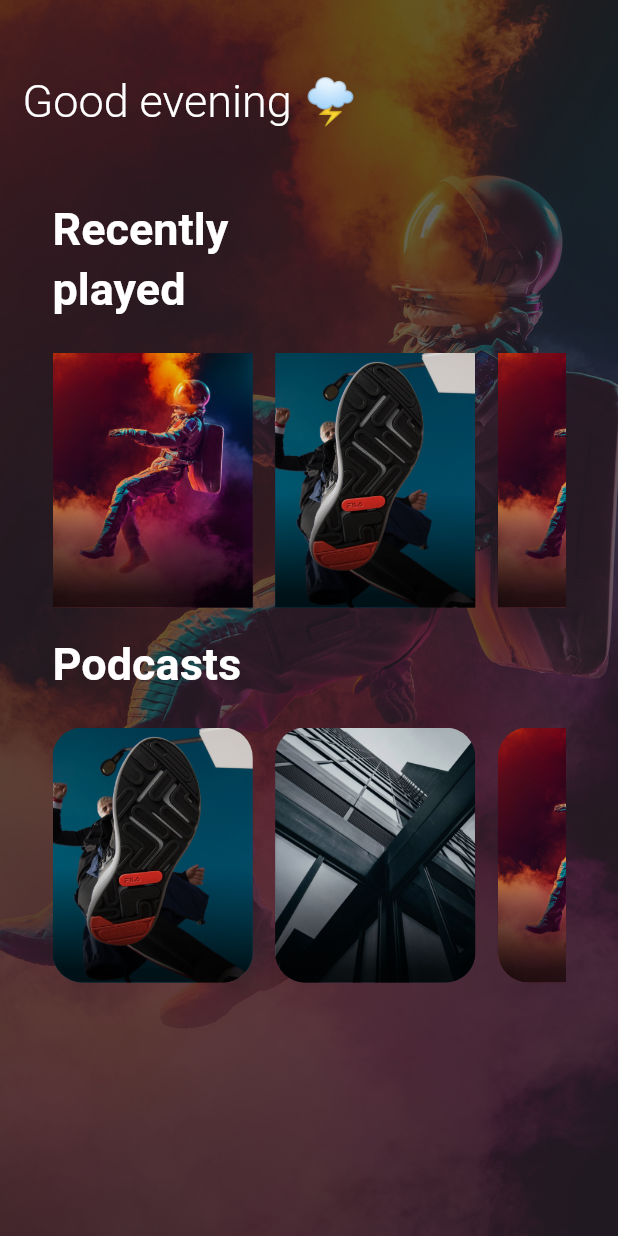
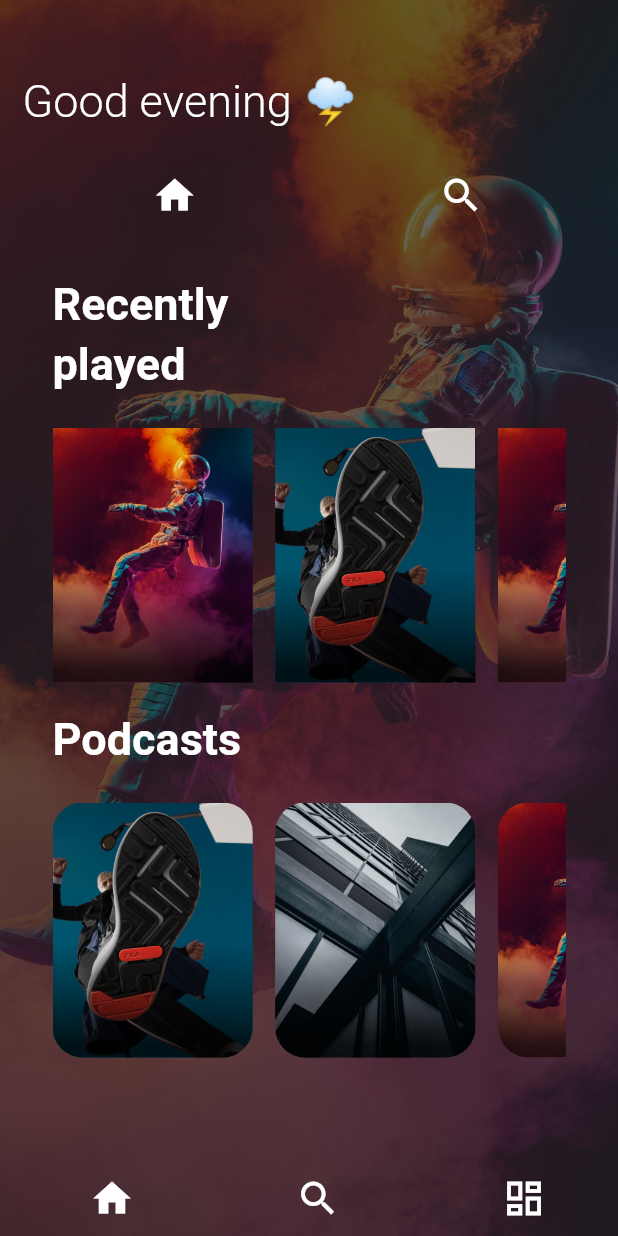
Before and after one commit to 4eug/Spotify-Redesign-Concept, a Flutter app: the screen it shows after launch, on a phone screen of 412 x 824 dp. Run offline on Flutter 3.47's test engine with Material 2 defaults, Android fonts, the phone set to English and light mode, and no system bars; our stand-ins replace page_transition.

Commit message:
Almost Done

```diff
--- a/lib/pages/home.dart
+++ b/lib/pages/home.dart
@@ -1,5 +1,7 @@
 import 'package:flutter/material.dart';
+import 'package:spotify_redesign_concept_by_chidalu/widgets/bottomNavbar.dart';
 import 'package:spotify_redesign_concept_by_chidalu/widgets/constants.dart';
+import 'package:spotify_redesign_concept_by_chidalu/widgets/section.dart';
 import 'package:spotify_redesign_concept_by_chidalu/widgets/squarecards.dart';
 import 'package:spotify_redesign_concept_by_chidalu/widgets/squarecirclecards.dart';
 
@@ -46,23 +48,7 @@ class _HomePageState extends State<HomePage> {
                   SizedBox(
                     height: 20,
                   ),
-                  // Container(
-                  //   padding: EdgeInsets.all(5),
-                  //   decoration: BoxDecoration(
-                  //       color: Color.fromRGBO(244, 243, 243, 1),
-                  //       borderRadius: BorderRadius.circular(15)),
-                  //   child: TextField(
-                  //     decoration: InputDecoration(
-                  //         border: InputBorder.none,
-                  //         prefixIcon: Icon(
-                  //           Icons.search,
-                  //           color: Colors.black87,
-                  //         ),
-                  //         hintText: "Search you're looking for",
-                  //         hintStyle:
-                  //             TextStyle(color: Colors.grey, fontSize: 15)),
-                  //   ),
-                  // ),
+                  SectionBar(),
                   SizedBox(
                     height: 10,
                   ),
@@ -139,6 +125,12 @@ class _HomePageState extends State<HomePage> {
             ],
           ),
         ),
+        Align(
+            alignment: Alignment.bottomCenter,
+            child: Theme(
+                data:
+                    Theme.of(context).copyWith(canvasColor: Colors.transparent),
+                child: BottomNavbar()))
       ]),
     );
   }
--- a/lib/pages/search.dart
+++ b/lib/pages/search.dart
@@ -1,4 +1,5 @@
 import 'package:flutter/material.dart';
+import 'package:spotify_redesign_concept_by_chidalu/widgets/bottomNavbar.dart';
 import 'package:spotify_redesign_concept_by_chidalu/widgets/constants.dart';
 // import 'package:spotify_redesign_concept_by_chidalu/widgets/constants.dart';
 
@@ -26,7 +27,7 @@ class _SearchPageState extends State<SearchPage> {
                   StyleGuide.searchBackground,
                   height: 1000,
                   width: 100,
-                  fit: BoxFit.fitHeight,
+                  fit: BoxFit.cover,
                 ),
               ),
             ),
@@ -35,28 +36,7 @@ class _SearchPageState extends State<SearchPage> {
                 child: Theme(
                     data: Theme.of(context)
                         .copyWith(canvasColor: Colors.transparent),
-                    child: BottomNavigationBar(
-                      backgroundColor: Colors.black
-                          .withOpacity(0.1), //here set your transparent level
-                      elevation: 0,
-                      selectedItemColor: Colors.white,
-                      unselectedItemColor: Colors.white,
-                      type: BottomNavigationBarType.fixed,
-                      currentIndex: 0,
-                      showSelectedLabels: false,
-                      showUnselectedLabels: false,
-                      items: [
-                        BottomNavigationBarItem(
-                            icon: Icon(Icons.notifications_none, size: 30),
-                            title: Text('Notifications')),
-                        BottomNavigationBarItem(
-                            icon: Icon(Icons.search, size: 30),
-                            title: Text('Search')),
-                        BottomNavigationBarItem(
-                            icon: Icon(Icons.perm_identity, size: 30),
-                            title: Text('User'))
-                      ],
-                    ))),
+                    child: BottomNavbar())),
             Column(
               children: [
                 Padding(padding: EdgeInsets.all(30)),
--- /dev/null
+++ b/lib/widgets/bottomNavbar.dart
@@ -0,0 +1,60 @@
+import 'package:flutter/material.dart';
+
+class BottomNavbar extends StatelessWidget {
+  const BottomNavbar({Key key}) : super(key: key);
+
+  @override
+  Widget build(BuildContext context) {
+    return Row(
+      mainAxisAlignment: MainAxisAlignment.spaceAround,
+      crossAxisAlignment: CrossAxisAlignment.center,
+      children: [
+        Container(
+            width: 50,
+            height: 50,
+            // ignore: deprecated_member_use
+            child: FlatButton(
+              onPressed: () {},
+              shape: new RoundedRectangleBorder(
+                borderRadius: new BorderRadius.circular(10.0),
+              ),
+              child: Icon(
+                Icons.home,
+                size: 30,
+                color: Colors.white,
+              ),
+            )),
+        Container(
+            width: 50,
+            height: 50,
+            // ignore: deprecated_member_use
+            child: FlatButton(
+              onPressed: () {},
+              shape: new RoundedRectangleBorder(
+                borderRadius: new BorderRadius.circular(10.0),
+              ),
+              child: Icon(
+                Icons.search,
+                size: 30,
+                color: Colors.white,
+              ),
+            )),
+        Container(
+            width: 50,
+            height: 50,
+            // ignore: deprecated_member_use
+            child: FlatButton(
+              onPressed: () {},
+              shape: new RoundedRectangleBorder(
+                borderRadius: new BorderRadius.circular(10.0),
+              ),
+              child: Icon(
+                Icons.dashboard_outlined,
+                size: 30,
+                color: Colors.white,
+              ),
+            )),
+      ],
+    );
+  }
+}
--- /dev/null
+++ b/lib/widgets/section.dart
@@ -0,0 +1,45 @@
+import 'package:flutter/material.dart';
+
+class SectionBar extends StatelessWidget {
+  const SectionBar({Key key}) : super(key: key);
+
+  @override
+  Widget build(BuildContext context) {
+    return Row(
+      mainAxisAlignment: MainAxisAlignment.spaceAround,
+      crossAxisAlignment: CrossAxisAlignment.center,
+      children: [
+        Container(
+            width: 50,
+            height: 50,
+            // ignore: deprecated_member_use
+            child: FlatButton(
+              onPressed: () {},
+              shape: new RoundedRectangleBorder(
+                borderRadius: new BorderRadius.circular(10.0),
+              ),
+              child: Icon(
+                Icons.home,
+                size: 30,
+                color: Colors.white,
+              ),
+            )),
+        Container(
+            width: 50,
+            height: 50,
+            // ignore: deprecated_member_use
+            child: FlatButton(
+              onPressed: () {},
+              shape: new RoundedRectangleBorder(
+                borderRadius: new BorderRadius.circular(10.0),
+              ),
+              child: Icon(
+                Icons.search,
+                size: 30,
+                color: Colors.white,
+              ),
+            )),
+      ],
+    );
+  }
+}
```
Also changed, not shown: 1 other file.
